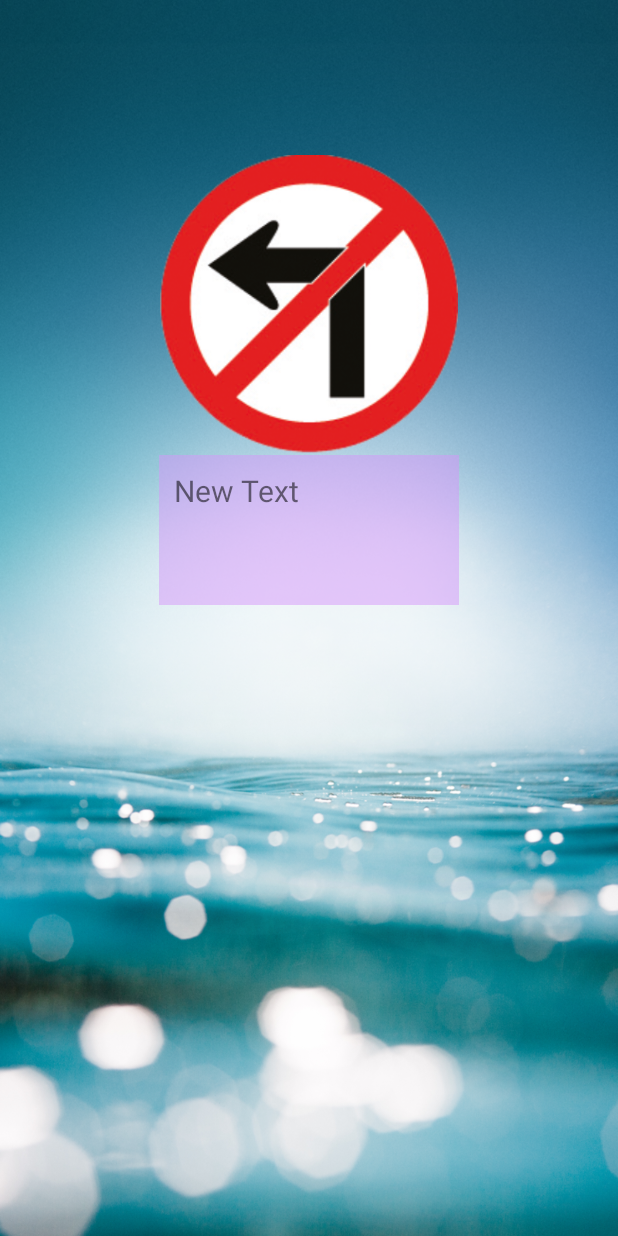
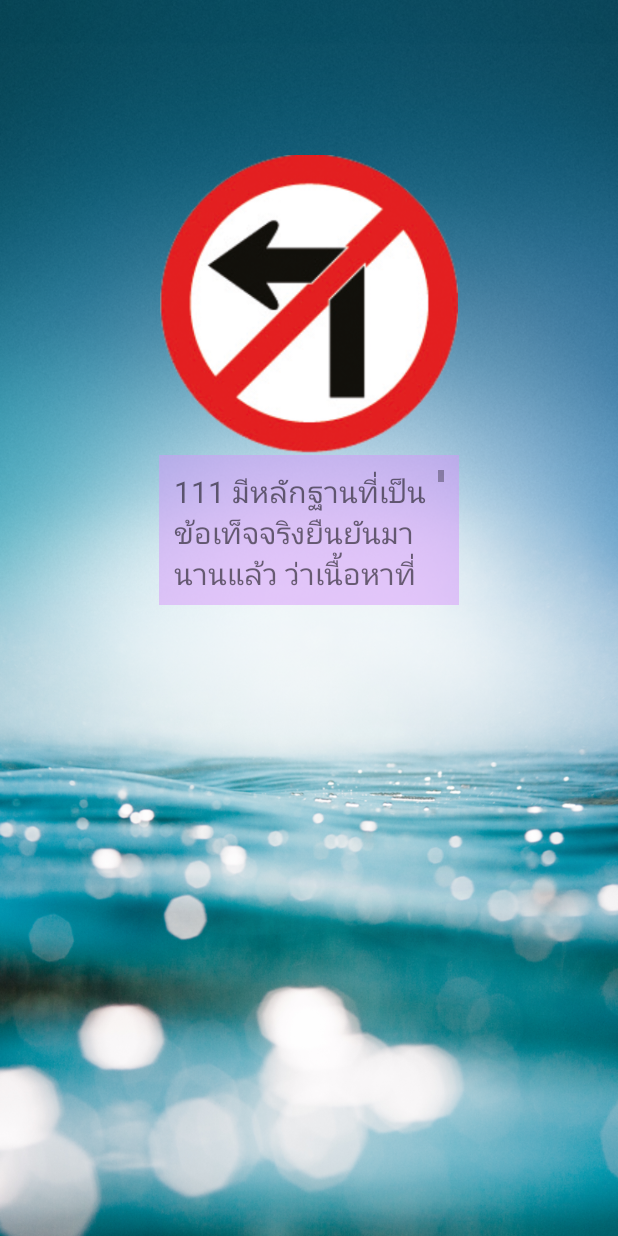
Before and after one commit to SophiaTiproman-PBRU/EasyTraffic, an Android app: the DetailActivity screen opened directly, with no data from a screen before it, on a phone screen of 412 x 824 dp. Run offline under Robolectric (Android 15) with nearby library versions, the phone set to English and light mode, and no system bars.

```diff
--- a/app/src/main/java/pbru/tohraman/porntip/easytraffic/DetailActivity.java
+++ b/app/src/main/java/pbru/tohraman/porntip/easytraffic/DetailActivity.java
@@ -28,7 +28,16 @@ public class DetailActivity extends AppCompatActivity {
         //Show Image
         showImage();
 
+        //Show Detail
+        showDetail();
+
     }   //onCreate
+
+    private void showDetail() {
+        String[] strDetail = getResources().getStringArray(R.array.detail);
+        detailTextView.setText(strDetail[getIntent().getIntExtra("Detail",0)]);
+
+    }
 
     private void showImage() {
         int intImage = getIntent().getIntExtra("Image", R.drawable.traffic_01);
--- /dev/null
+++ b/app/src/main/res/values/detail.xml
@@ -0,0 +1,29 @@
+<?xml version="1.0" encoding="utf-8"?>
+<resources>
+
+    <string-array name="detail">
+
+        <item>111 มีหลักฐานที่เป็นข้อเท็จจริงยืนยันมานานแล้ว ว่าเนื้อหาที่อ่านรู้เรื่องนั้นจะไปกวนสมาธิของคนอ่านให้เขวไปจากส่วนที้เป็น Layout เรานำ Lorem Ipsum มาใช้เพราะความที่มันมีการกระจายของตัวอักษรธรรมดาๆ แบบพอประมาณ ซึ่งเอามาใช้แทนการเขียนว่า และยังทำให้มองดูเหมือนกับภาษาอังกฤษที่อ่านได้ปกติ ปัจจุบันมีแพ็กเกจของซอฟท์แวร์การทำสื่อสิ่งพิมพ์ และซอฟท์แวร์การสร้างเว็บเพจ (Web Page Editor) หลายตัวที่ใช้ Lorem Ipsum เป็นแบบจำลองเนื้อหาที่เป็นค่าตั้งต้น และเวลาที่เสิร์ชด้วยคำว่า ผลการเสิร์ชที่ได้ก็จะไม่พบบรรดาเว็บไซต์ที่ยังคงอยู่ในช่วงเริ่มสร้างด้วย โดยหลายปีที่ผ่านมาก็มีการคิดค้นเวอร์ชั่นต่างๆ ของ Lorem Ipsum ขึ้นมาใช้ บ้างก็เป็นความบังเอิญ บ้างก็เป็นความตั้งใจ (เช่น การแอบแทรกมุกตลก)</item>
+        <item>222 มีหลักฐานที่เป็นข้อเท็จจริงยืนยันมานานแล้ว ว่าเนื้อหาที่อ่านรู้เรื่องนั้นจะไปกวนสมาธิของคนอ่านให้เขวไปจากส่วนที้เป็น Layout เรานำ Lorem Ipsum มาใช้เพราะความที่มันมีการกระจายของตัวอักษรธรรมดาๆ แบบพอประมาณ ซึ่งเอามาใช้แทนการเขียนว่า และยังทำให้มองดูเหมือนกับภาษาอังกฤษที่อ่านได้ปกติ ปัจจุบันมีแพ็กเกจของซอฟท์แวร์การทำสื่อสิ่งพิมพ์ และซอฟท์แวร์การสร้างเว็บเพจ (Web Page Editor) หลายตัวที่ใช้ Lorem Ipsum เป็นแบบจำลองเนื้อหาที่เป็นค่าตั้งต้น และเวลาที่เสิร์ชด้วยคำว่า ผลการเสิร์ชที่ได้ก็จะไม่พบบรรดาเว็บไซต์ที่ยังคงอยู่ในช่วงเริ่มสร้างด้วย โดยหลายปีที่ผ่านมาก็มีการคิดค้นเวอร์ชั่นต่างๆ ของ Lorem Ipsum ขึ้นมาใช้ บ้างก็เป็นความบังเอิญ บ้างก็เป็นความตั้งใจ (เช่น การแอบแทรกมุกตลก)</item>
+        <item>333 มีหลักฐานที่เป็นข้อเท็จจริงยืนยันมานานแล้ว ว่าเนื้อหาที่อ่านรู้เรื่องนั้นจะไปกวนสมาธิของคนอ่านให้เขวไปจากส่วนที้เป็น Layout เรานำ Lorem Ipsum มาใช้เพราะความที่มันมีการกระจายของตัวอักษรธรรมดาๆ แบบพอประมาณ ซึ่งเอามาใช้แทนการเขียนว่า และยังทำให้มองดูเหมือนกับภาษาอังกฤษที่อ่านได้ปกติ ปัจจุบันมีแพ็กเกจของซอฟท์แวร์การทำสื่อสิ่งพิมพ์ และซอฟท์แวร์การสร้างเว็บเพจ (Web Page Editor) หลายตัวที่ใช้ Lorem Ipsum เป็นแบบจำลองเนื้อหาที่เป็นค่าตั้งต้น และเวลาที่เสิร์ชด้วยคำว่า ผลการเสิร์ชที่ได้ก็จะไม่พบบรรดาเว็บไซต์ที่ยังคงอยู่ในช่วงเริ่มสร้างด้วย โดยหลายปีที่ผ่านมาก็มีการคิดค้นเวอร์ชั่นต่างๆ ของ Lorem Ipsum ขึ้นมาใช้ บ้างก็เป็นความบังเอิญ บ้างก็เป็นความตั้งใจ (เช่น การแอบแทรกมุกตลก)</item>
+        <item>444 มีหลักฐานที่เป็นข้อเท็จจริงยืนยันมานานแล้ว ว่าเนื้อหาที่อ่านรู้เรื่องนั้นจะไปกวนสมาธิของคนอ่านให้เขวไปจากส่วนที้เป็น Layout เรานำ Lorem Ipsum มาใช้เพราะความที่มันมีการกระจายของตัวอักษรธรรมดาๆ แบบพอประมาณ ซึ่งเอามาใช้แทนการเขียนว่า และยังทำให้มองดูเหมือนกับภาษาอังกฤษที่อ่านได้ปกติ ปัจจุบันมีแพ็กเกจของซอฟท์แวร์การทำสื่อสิ่งพิมพ์ และซอฟท์แวร์การสร้างเว็บเพจ (Web Page Editor) หลายตัวที่ใช้ Lorem Ipsum เป็นแบบจำลองเนื้อหาที่เป็นค่าตั้งต้น และเวลาที่เสิร์ชด้วยคำว่า ผลการเสิร์ชที่ได้ก็จะไม่พบบรรดาเว็บไซต์ที่ยังคงอยู่ในช่วงเริ่มสร้างด้วย โดยหลายปีที่ผ่านมาก็มีการคิดค้นเวอร์ชั่นต่างๆ ของ Lorem Ipsum ขึ้นมาใช้ บ้างก็เป็นความบังเอิญ บ้างก็เป็นความตั้งใจ (เช่น การแอบแทรกมุกตลก)</item>
+        <item>555 มีหลักฐานที่เป็นข้อเท็จจริงยืนยันมานานแล้ว ว่าเนื้อหาที่อ่านรู้เรื่องนั้นจะไปกวนสมาธิของคนอ่านให้เขวไปจากส่วนที้เป็น Layout เรานำ Lorem Ipsum มาใช้เพราะความที่มันมีการกระจายของตัวอักษรธรรมดาๆ แบบพอประมาณ ซึ่งเอามาใช้แทนการเขียนว่า และยังทำให้มองดูเหมือนกับภาษาอังกฤษที่อ่านได้ปกติ ปัจจุบันมีแพ็กเกจของซอฟท์แวร์การทำสื่อสิ่งพิมพ์ และซอฟท์แวร์การสร้างเว็บเพจ (Web Page Editor) หลายตัวที่ใช้ Lorem Ipsum เป็นแบบจำลองเนื้อหาที่เป็นค่าตั้งต้น และเวลาที่เสิร์ชด้วยคำว่า ผลการเสิร์ชที่ได้ก็จะไม่พบบรรดาเว็บไซต์ที่ยังคงอยู่ในช่วงเริ่มสร้างด้วย โดยหลายปีที่ผ่านมาก็มีการคิดค้นเวอร์ชั่นต่างๆ ของ Lorem Ipsum ขึ้นมาใช้ บ้างก็เป็นความบังเอิญ บ้างก็เป็นความตั้งใจ (เช่น การแอบแทรกมุกตลก)</item>
+        <item>666 มีหลักฐานที่เป็นข้อเท็จจริงยืนยันมานานแล้ว ว่าเนื้อหาที่อ่านรู้เรื่องนั้นจะไปกวนสมาธิของคนอ่านให้เขวไปจากส่วนที้เป็น Layout เรานำ Lorem Ipsum มาใช้เพราะความที่มันมีการกระจายของตัวอักษรธรรมดาๆ แบบพอประมาณ ซึ่งเอามาใช้แทนการเขียนว่า และยังทำให้มองดูเหมือนกับภาษาอังกฤษที่อ่านได้ปกติ ปัจจุบันมีแพ็กเกจของซอฟท์แวร์การทำสื่อสิ่งพิมพ์ และซอฟท์แวร์การสร้างเว็บเพจ (Web Page Editor) หลายตัวที่ใช้ Lorem Ipsum เป็นแบบจำลองเนื้อหาที่เป็นค่าตั้งต้น และเวลาที่เสิร์ชด้วยคำว่า ผลการเสิร์ชที่ได้ก็จะไม่พบบรรดาเว็บไซต์ที่ยังคงอยู่ในช่วงเริ่มสร้างด้วย โดยหลายปีที่ผ่านมาก็มีการคิดค้นเวอร์ชั่นต่างๆ ของ Lorem Ipsum ขึ้นมาใช้ บ้างก็เป็นความบังเอิญ บ้างก็เป็นความตั้งใจ (เช่น การแอบแทรกมุกตลก)</item>
+        <item>777 Lorem Ipsum คือ เนื้อหาจำลองแบบเรียบๆ ที่ใช้กันในธุรกิจงานพิมพ์หรืองานเรียงพิมพ์ มันได้กลายมาเป็นเนื้อหาจำลองมาตรฐานของธุรกิจดังกล่าวมาตั้งแต่ศตวรรษที่ 16</item>
+        <item>888 Lorem Ipsum คือ เนื้อหาจำลองแบบเรียบๆ</item>
+        <item>999 Lorem Ipsum คือ เนื้อหาจำลองแบบเรียบๆ</item>
+        <item>1010 Lorem Ipsum คือ เนื้อหาจำลองแบบเรียบๆ</item>
+        <item>1111 Lorem Ipsum คือ เนื้อหาจำลองแบบเรียบๆ</item>
+        <item>2222 Lorem Ipsum คือ เนื้อหาจำลองแบบเรียบๆ</item>
+        <item>3333 Lorem Ipsum คือ เนื้อหาจำลองแบบเรียบๆ</item>
+        <item>4444 Lorem Ipsum คือ เนื้อหาจำลองแบบเรียบๆ</item>
+        <item>5555 Lorem Ipsum คือ เนื้อหาจำลองแบบเรียบๆ</item>
+        <item>6666 Lorem Ipsum คือ เนื้อหาจำลองแบบเรียบๆ</item>
+        <item>7777 Lorem Ipsum คือ เนื้อหาจำลองแบบเรียบๆ</item>
+        <item>8888 Lorem Ipsum คือ เนื้อหาจำลองแบบเรียบๆ</item>
+        <item>9999 Lorem Ipsum คือ เนื้อหาจำลองแบบเรียบๆ</item>
+        <item>2020 Lorem Ipsum คือ เนื้อหาจำลองแบบเรียบๆ</item>
+
+    </string-array>
+
+</resources>
```
